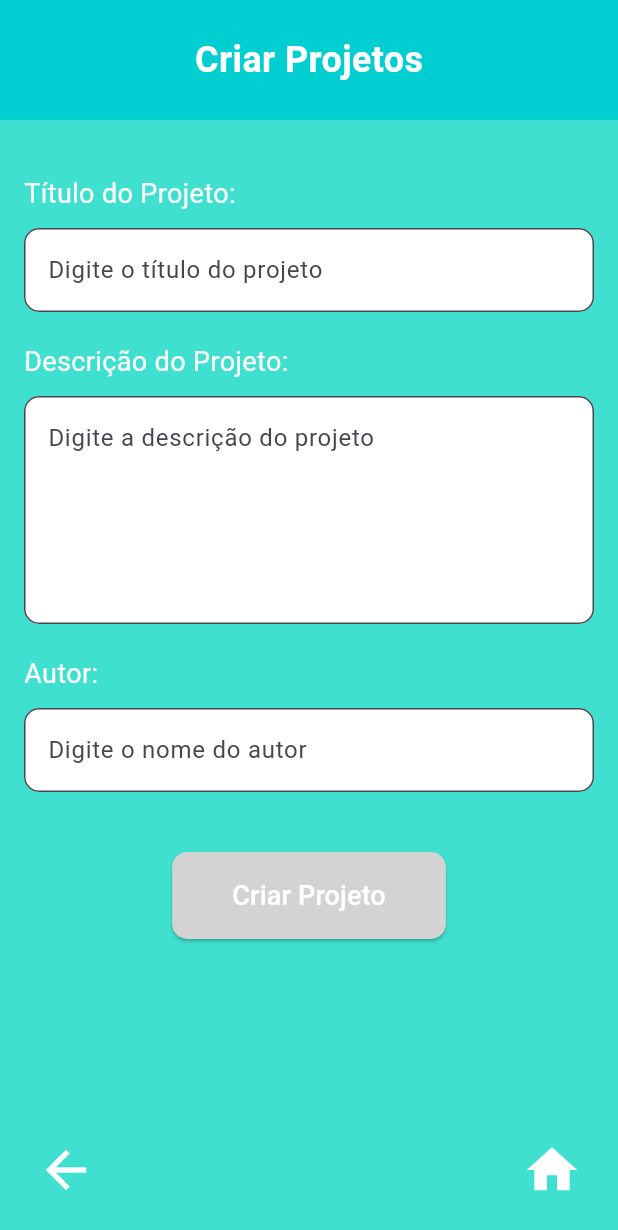
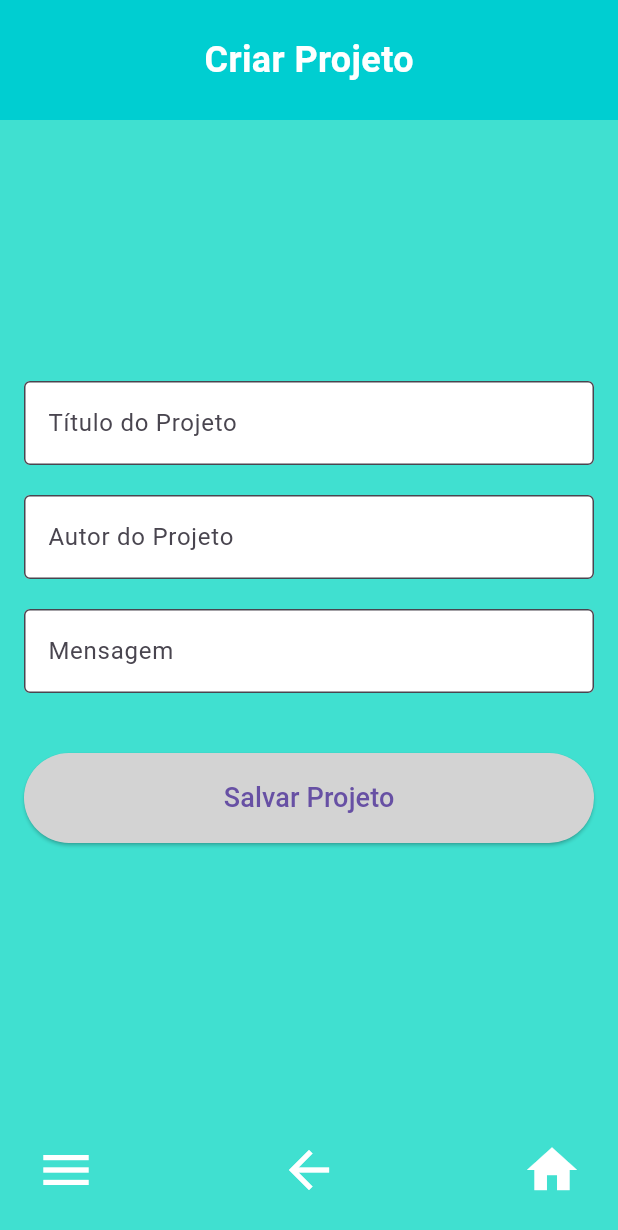
Before and after one commit to Alyssonjff/Univas, a Flutter app: the CreateProjectScreen screen opened by its route, on a phone screen of 412 x 824 dp. Shown: the top 1230 px of the screen. Run offline on Flutter 3.47's test engine with Material 3 defaults, Android fonts, the light colour scheme and no system bars; our stand-ins replace shared_preferences; accounts and stored records are empty; Roboto replaces fonts that are missing (Algerian).

Commit message:
update create_screen

```diff
--- a/Setimo_Periodo/Programacao_Mobile/flutter_alysson/lib/screens/create_project_screen.dart
+++ b/Setimo_Periodo/Programacao_Mobile/flutter_alysson/lib/screens/create_project_screen.dart
@@ -12,23 +12,57 @@ class CreateProjectScreen extends StatefulWidget {
 }
 
 class _CreateProjectScreenState extends State<CreateProjectScreen> {
-  final _formKey = GlobalKey<FormState>();
   final TextEditingController _titleController = TextEditingController();
-  final TextEditingController _descriptionController = TextEditingController();
   final TextEditingController _authorController = TextEditingController();
-
-  void _saveProjects(List<Map<String, String>> projects) async {
-    final String encodedData = jsonEncode(projects);
-    await widget.prefs.setString('projects', encodedData);
-  }
+  final TextEditingController _messageController = TextEditingController();
 
   List<Map<String, String>> _loadProjects() {
     final String? projectsData = widget.prefs.getString('projects');
     if (projectsData != null) {
+      try {
         List<dynamic> decodedData = jsonDecode(projectsData);
-      return decodedData.map((item) => Map<String, String>.from(item)).toList();
+        return decodedData
+            .map((item) => Map<String, String>.from(item))
+            .toList();
+      } catch (e) {
+        print('Erro ao decodificar os dados do projeto: $e');
+      }
     }
     return [];
+  }
+
+  void _saveProject() {
+    final String title = _titleController.text.trim();
+    final String author = _authorController.text.trim();
+    final String message = _messageController.text.trim();
+
+    if (title.isNotEmpty && author.isNotEmpty && message.isNotEmpty) {
+      List<Map<String, String>> existingProjects = _loadProjects();
+      existingProjects.add({
+        'title': title,
+        'author': author,
+        'message': message,
+      });
+
+      List<Map<String, dynamic>> projectsToSave =
+          existingProjects
+              .map(
+                (project) => {
+                  'title': project['title'],
+                  'author': project['author'],
+                  'message': project['message'],
+                },
+              )
+              .toList();
+
+      widget.prefs.setString('projects', jsonEncode(projectsToSave));
+
+      Navigator.pop(context);
+    } else {
+      ScaffoldMessenger.of(context).showSnackBar(
+        SnackBar(content: Text('Por favor, preencha todos os campos.')),
+      );
+    }
   }
 
   @override
@@ -41,7 +75,7 @@ class _CreateProjectScreenState extends State<CreateProjectScreen> {
           color: Color(0xFF00CED1),
           child: Center(
             child: Text(
-              'Criar Projetos',
+              'Criar Projeto',
               style: TextStyle(
                 color: Colors.white,
                 fontSize: 24,
@@ -53,138 +87,52 @@ class _CreateProjectScreenState extends State<CreateProjectScreen> {
       ),
       body: Padding(
         padding: const EdgeInsets.all(16.0),
-        child: SingleChildScrollView(
-          child: Form(
-            key: _formKey,
         child: Column(
-              crossAxisAlignment: CrossAxisAlignment.start,
+          mainAxisAlignment: MainAxisAlignment.center,
           children: [
-                SizedBox(height: 20),
-                Text(
-                  'Título do Projeto:',
-                  style: TextStyle(
-                    fontSize: 18,
-                    fontFamily: 'Algerian',
-                    color: Colors.white,
+            TextField(
+              controller: _titleController,
+              decoration: InputDecoration(
+                labelText: 'Título do Projeto',
+                fillColor: Colors.white,
+                filled: true,
+                border: OutlineInputBorder(),
               ),
             ),
-                SizedBox(height: 10),
-                TextFormField(
-                  controller: _titleController,
+            SizedBox(height: 20),
+            TextField(
+              controller: _authorController,
               decoration: InputDecoration(
+                labelText: 'Autor do Projeto',
+                fillColor: Colors.white,
                 filled: true,
-                    fillColor: Colors.white,
-                    border: OutlineInputBorder(
-                      borderRadius: BorderRadius.circular(10.0),
+                border: OutlineInputBorder(),
               ),
-                    hintText: 'Digite o título do projeto',
-                  ),
-                  validator: (value) {
-                    if (value == null || value.isEmpty) {
-                      return 'Por favor, insira um título';
-                    }
-                    return null;
-                  },
             ),
             SizedBox(height: 20),
-                Text(
-                  'Descrição do Projeto:',
-                  style: TextStyle(
-                    fontSize: 18,
-                    fontFamily: 'Algerian',
-                    color: Colors.white,
+            TextField(
+              controller: _messageController,
+              decoration: InputDecoration(
+                labelText: 'Mensagem',
+                fillColor: Colors.white,
+                filled: true,
+                border: OutlineInputBorder(),
               ),
             ),
-                SizedBox(height: 10),
-                TextFormField(
-                  controller: _descriptionController,
-                  maxLines: 5,
-                  decoration: InputDecoration(
-                    filled: true,
-                    fillColor: Colors.white,
-                    border: OutlineInputBorder(
-                      borderRadius: BorderRadius.circular(10.0),
-                    ),
-                    hintText: 'Digite a descrição do projeto',
-                  ),
-                  validator: (value) {
-                    if (value == null || value.isEmpty) {
-                      return 'Por favor, insira uma descrição';
-                    }
-                    return null;
-                  },
-                ),
-                SizedBox(height: 20),
-                Text(
-                  'Autor:',
-                  style: TextStyle(
-                    fontSize: 18,
-                    fontFamily: 'Algerian',
-                    color: Colors.white,
-                  ),
-                ),
-                SizedBox(height: 10),
-                TextFormField(
-                  controller: _authorController,
-                  decoration: InputDecoration(
-                    filled: true,
-                    fillColor: Colors.white,
-                    border: OutlineInputBorder(
-                      borderRadius: BorderRadius.circular(10.0),
-                    ),
-                    hintText: 'Digite o nome do autor',
-                  ),
-                  validator: (value) {
-                    if (value == null || value.isEmpty) {
-                      return 'Por favor, insira o nome do autor';
-                    }
-                    return null;
-                  },
-                ),
             SizedBox(height: 40),
-                Center(
-                  child: ElevatedButton(
-                    onPressed: () {
-                      if (_formKey.currentState!.validate()) {
-                          List<Map<String, String>> projects = _loadProjects();
-
-                        projects.add({
-                          'title': _titleController.text,
-                          'description': _descriptionController.text,
-                          'author': _authorController.text,
-                        });
-
-                        _saveProjects(projects);
-
-                        ScaffoldMessenger.of(context).showSnackBar(
-                          SnackBar(content: Text('Projeto Criado!')),
-                        );
-
-                        _titleController.clear();
-                        _descriptionController.clear();
-                        _authorController.clear();
-                      }
-                    },
+            ElevatedButton(
+              onPressed: _saveProject,
               style: ElevatedButton.styleFrom(
                 backgroundColor: Color(0xFFD3D3D3),
-                      padding: EdgeInsets.symmetric(vertical: 16, horizontal: 40),
-                      shape: RoundedRectangleBorder(
-                        borderRadius: BorderRadius.circular(10.0),
-                      ),
+                padding: EdgeInsets.symmetric(vertical: 16),
+                minimumSize: Size(double.infinity, 60),
               ),
               child: Text(
-                      'Criar Projeto',
-                      style: TextStyle(
-                        fontSize: 18,
-                        fontFamily: 'Algerian',
-                        color: Colors.white,
-                      ),
-                    ),
+                'Salvar Projeto',
+                style: TextStyle(fontSize: 18, fontFamily: 'Algerian'),
               ),
             ),
           ],
-            ),
-          ),
         ),
       ),
       bottomNavigationBar: Padding(
@@ -192,6 +140,12 @@ class _CreateProjectScreenState extends State<CreateProjectScreen> {
         child: Row(
           mainAxisAlignment: MainAxisAlignment.spaceBetween,
           children: [
+            IconButton(
+              icon: Icon(Icons.menu, size: 40, color: Colors.white),
+              onPressed: () {
+                print('Menu pressionado');
+              },
+            ),
             IconButton(
               icon: Icon(Icons.arrow_back, size: 40, color: Colors.white),
               onPressed: () {
```
Lines whose indentation alone changed are shown as unchanged.
